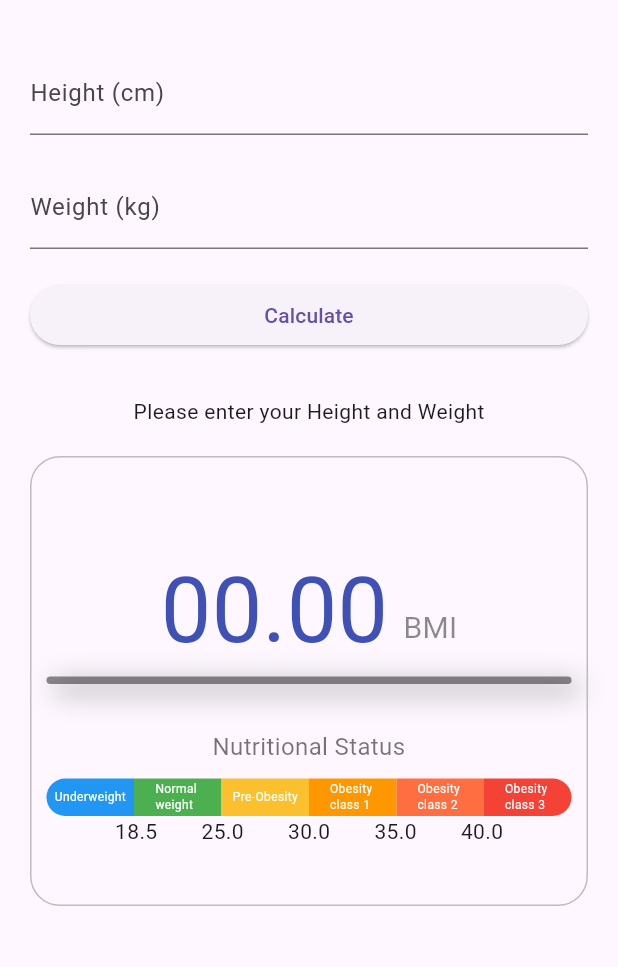
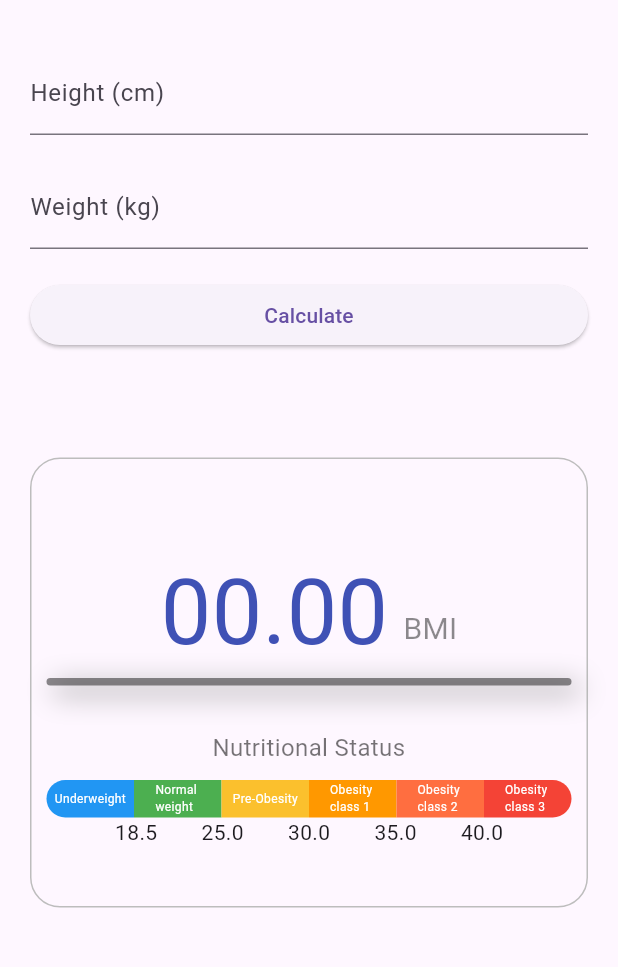
Before and after one commit to saadshd/bmi_calculator, a Flutter app: the screen it shows after launch, on a phone screen of 412 x 824 dp, the part 63-1030 px from its top. Run offline on Flutter 3.47's test engine with Material 2 defaults, Android fonts, the phone set to English and light mode, and no system bars.

Commit message:
updating errortext

```diff
--- a/lib/main.dart
+++ b/lib/main.dart
@@ -34,7 +34,7 @@ class _HomeScreenState extends State<HomeScreen> {
   final TextEditingController _weightController = TextEditingController();
 
   double? bmi;
-  String errorText = 'Please enter your Height and Weight';
+  String errorText = '';
   String status = '';
 
   void calculateBMI() {
```
